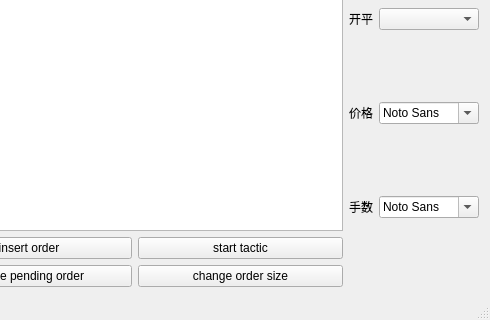
Old version of the form mainwindow.ui in the repository wdy0401/only_qt_ctp; both pictures show x 508 to 998 and y 277 to 597 of the 998 by 597 pixel window.
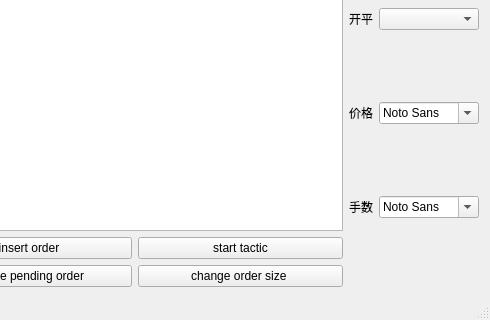
New version of the form.

Commit message: tactic 为5的对比测试

Diff of the .ui file:
```diff
--- a/mainwindow.ui
+++ b/mainwindow.ui
@@ -159,7 +159,7 @@
           <item row="1" column="1">
            <widget class="QPushButton" name="pushButton_6">
             <property name="text">
-             <string>change order size</string>
+             <string>change order size </string>
             </property>
            </widget>
           </item>
```
The commit also changes 2 other files.
